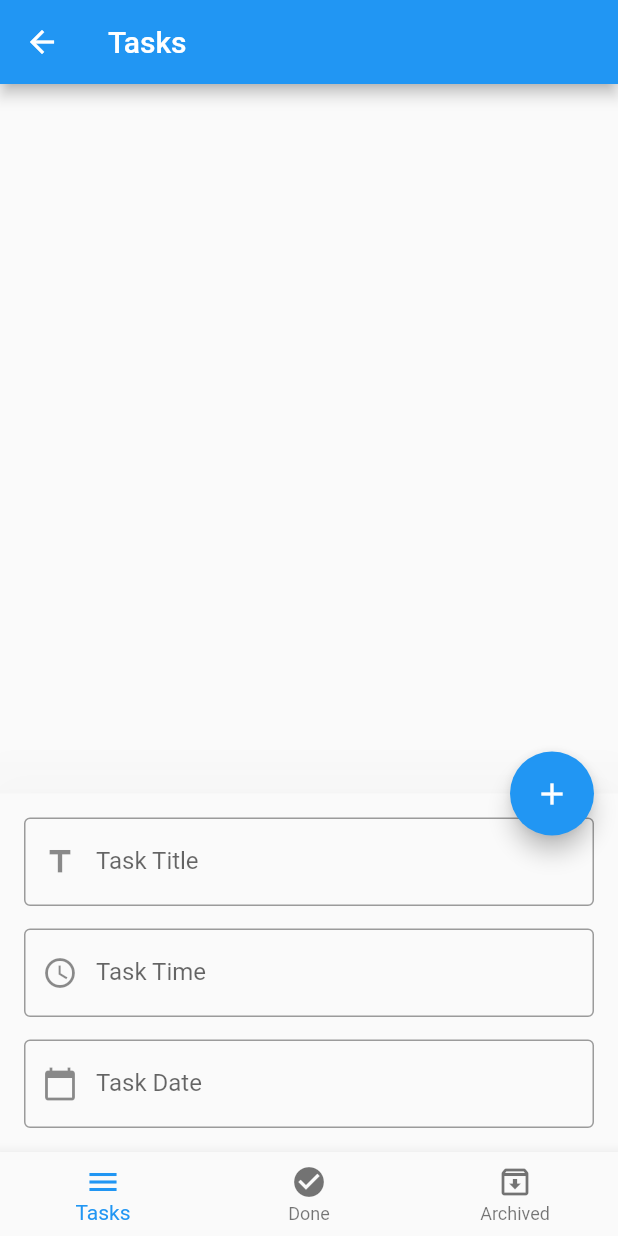
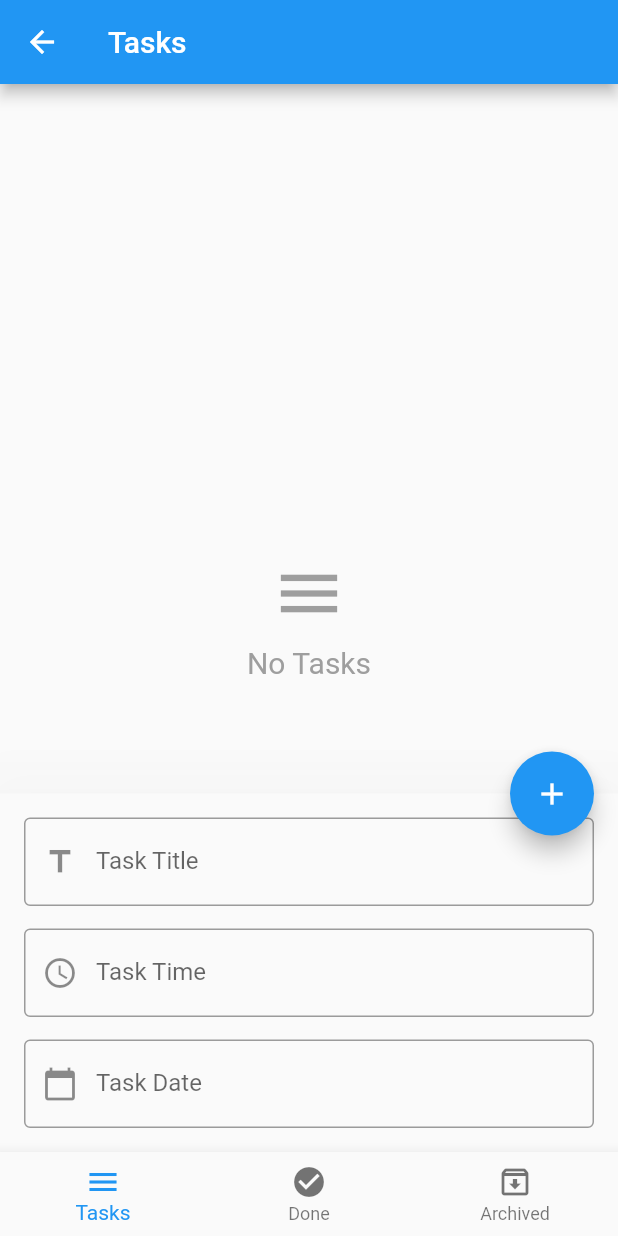
Before and after one commit to mishoarafa/project_one, a Flutter app: the screen it shows after launch, after a tap on the "edit" icon, on a phone screen of 412 x 824 dp. Run offline on Flutter 3.47's test engine with Material 2 defaults, Android fonts, the phone set to English and light mode, and no system bars; our stand-ins replace bloc, cloud_firestore, firebase_auth, firebase_core, flutter_bloc, get and 1 more; accounts and stored records are empty.

Commit message:
bloc commit

```diff
--- a/lib/modules/new_tasks/new_tasks_screen.dart
+++ b/lib/modules/new_tasks/new_tasks_screen.dart
@@ -11,18 +11,42 @@ class NewTasksScreen extends StatelessWidget {
   @override
   Widget build(BuildContext context) {
     return BlocConsumer<AppCubit, AppStates>(
-      listener: (BuildContext context, state) {  },
+      listener: (BuildContext context, state) {},
       builder: (BuildContext context, state) {
         var tasks = AppCubit.get(context).newTasks;
 
+        if (tasks.length == 0) {
+          return Center(
+            child: Column(
+              mainAxisAlignment: MainAxisAlignment.center,
+              children: [
+                Icon(
+                  Icons.menu,
+                  color: Colors.grey,
+                  size: 50,
+                ),
+                SizedBox(height: 10,),
+                Text(
+                  "No Tasks",
+                  style: TextStyle(
+                    color: Colors.grey,
+                    fontSize: 20,
+                  ),
+                ),
+              ],
+            ),
+          );
+        } else {
           return ListView.separated(
-          itemBuilder: (context, index) => buildTaskItem(tasks[index], context),
+            itemBuilder: (context, index) =>
+                buildTaskItem(tasks[index], context),
             separatorBuilder: (context, index) => Container(
               color: Colors.grey[400],
               height: 1,
             ),
             itemCount: tasks.length,
           );
+        }
       },
     );
   }
--- a/lib/shared/cubit/cubit.dart
+++ b/lib/shared/cubit/cubit.dart
@@ -77,6 +77,10 @@ class AppCubit extends Cubit<AppStates> {
   }
 
   void getDataFromDB(database) {
+    newTasks = [];
+    doneTasks = [];
+    archivedTasks = [];
+
     emit(AppGetDatabaseLoadingState());
     database.rawQuery("SELECT * FROM tasks").then((value) {
       print("**** TASKS: " + value.toString());
@@ -101,7 +105,18 @@ class AppCubit extends Cubit<AppStates> {
   }) {
     db.rawUpdate('UPDATE tasks SET status = ? WHERE id = ?',
         ['$status', id]).then((value) {
+      getDataFromDB(db);
       emit(AppUpdateDBState());
+    });
+  }
+
+  void deleteFromDB({
+    required int id,
+  }) {
+    db.rawDelete('DELETE FROM tasks WHERE id = ?', [id]).then(
+        (value) {
+      getDataFromDB(db);
+      emit(AppDeleteFromDBState());
     });
   }
 
--- a/lib/shared/cubit/states.dart
+++ b/lib/shared/cubit/states.dart
@@ -15,3 +15,5 @@ class AppInsertIntoDBState extends AppStates {}
 class AppChangeBottomSheetState extends AppStates {}
 
 class AppUpdateDBState extends AppStates {}
+
+class AppDeleteFromDBState extends AppStates {}
```
Also changed, not shown: lib/modules/archived_tasks/archived_tasks_screen.dart (+26 -2 lines), lib/modules/done_tasks/done_tasks_screen.dart (+26 -2 lines), lib/shared/components/components.dart (+7 -1 lines). Lines whose indentation alone changed are shown as unchanged.
